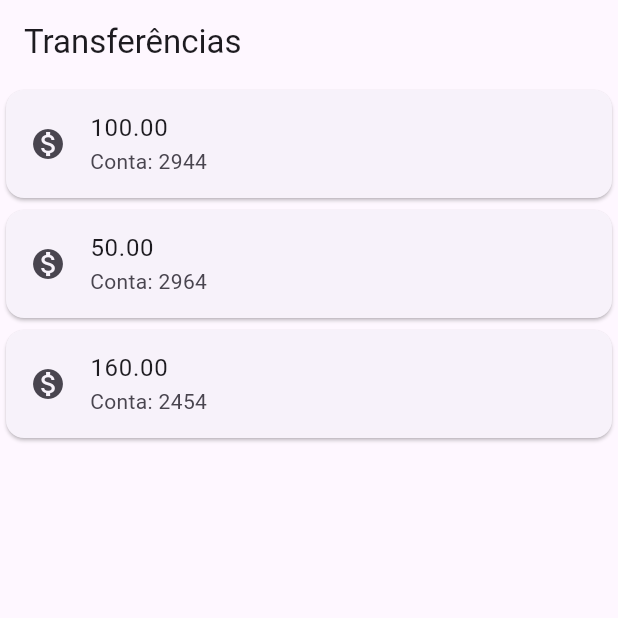
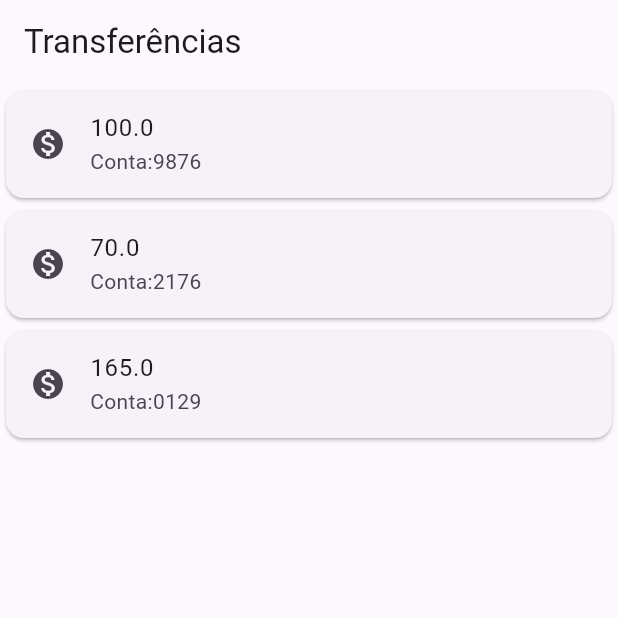
Before and after one commit to anaclaraberga/Byte-Bank, a Flutter app: the screen it shows after launch, after a tap on the "add" icon, on a phone screen of 412 x 824 dp, the top half of it. Run offline on Flutter 3.47's test engine with Material 3 defaults, Android fonts, the phone set to English and light mode, and no system bars.

Commit message:
Updated: Refactoring

```diff
--- a/lib/main.dart
+++ b/lib/main.dart
@@ -5,10 +5,10 @@ void main() {
     home: Scaffold(
       body: TransferList(),
       appBar: AppBar(
-        title: const Text('Transferências'),
+        title: Text('Transferências'),
       ),
       floatingActionButton: FloatingActionButton(
-        child: const Icon(Icons.add),
+        child: Icon(Icons.add),
         onPressed: () {
           return null;
         },
@@ -20,29 +20,35 @@ void main() {
 class TransferList extends StatelessWidget {
   @override
   Widget build(BuildContext context) {
-    return const Column(
+    return Column(
       children: [
-        TransferItem('100.00', 'Conta: 2944'),
-        TransferItem('50.00', 'Conta: 2964'),
-        TransferItem('160.00', 'Conta: 2454'),
+        TransferItem(Transfer(100.00, 'Conta:9876')),
+        TransferItem(Transfer(70.00, 'Conta:2176')),
+        TransferItem(Transfer(165.00, 'Conta:0129')),
       ],
     );
   }
 }
 
 class TransferItem extends StatelessWidget {
-  final String value;
-  final String accountNumber;
+  final Transfer transfer;
 
-  const TransferItem(this.value, this.accountNumber);
+  TransferItem(this.transfer);
 
   @override
   Widget build(BuildContext context) {
     return Card(
         child: ListTile(
       leading: Icon(Icons.monetization_on),
-      title: Text(value),
-      subtitle: Text(accountNumber),
+      title: Text(transfer.value.toString()),
+      subtitle: Text(transfer.accountNumber),
     ));
   }
 }
+
+class Transfer {
+  final double value;
+  final String accountNumber;
+
+  Transfer(this.value, this.accountNumber);
+}
```
